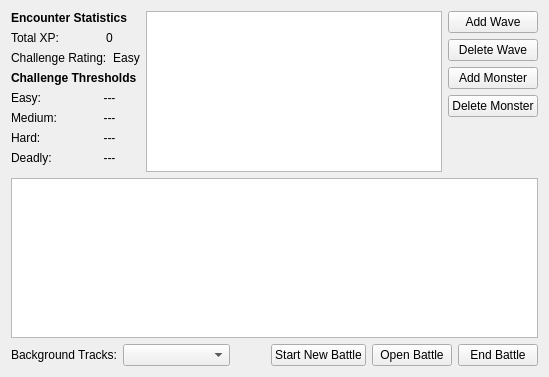
This is DMHelper/src/encounterbattleedit.ui in MMetze/DMHelper as Qt 5 draws it before an edit. The edited form follows.
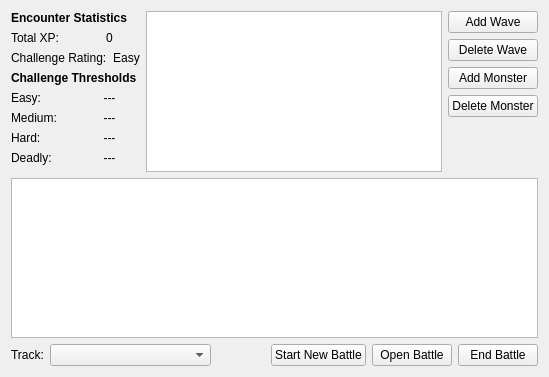
This is the edited form. Icons and pictures are not drawn.

```diff
--- a/DMHelper/src/encounterbattleedit.ui
+++ b/DMHelper/src/encounterbattleedit.ui
@@ -281,7 +281,7 @@
      <item>
       <widget class="QLabel" name="lblTracks">
        <property name="text">
-        <string>Background Tracks:</string>
+        <string>Track:</string>
        </property>
       </widget>
      </item>
```
